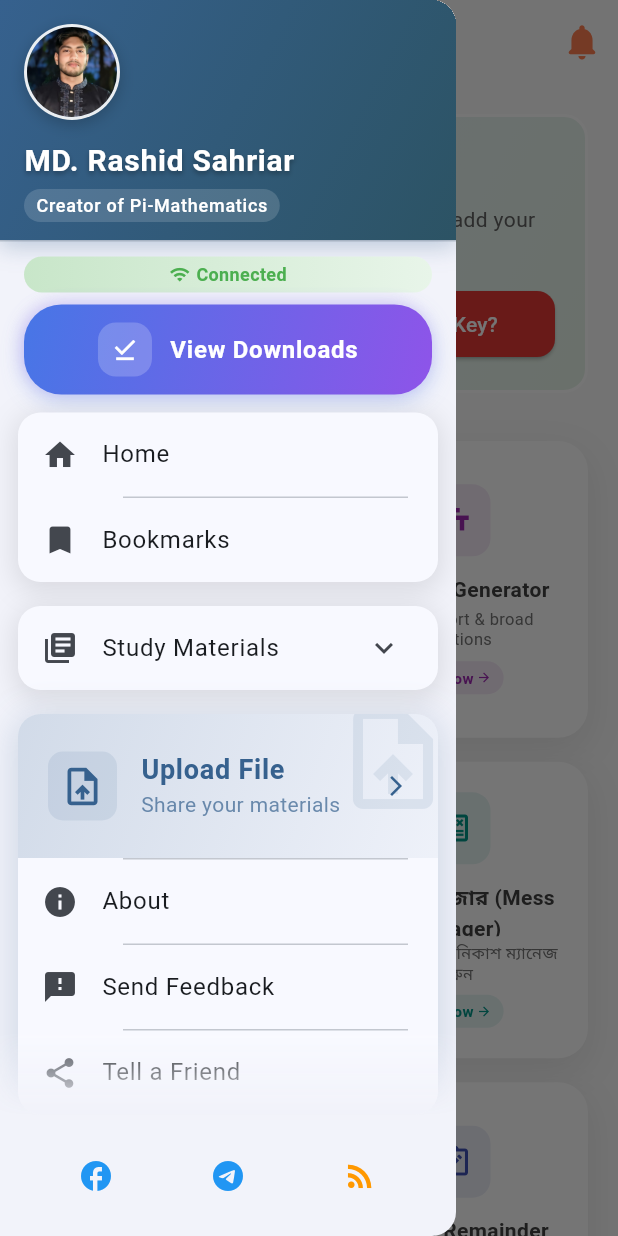
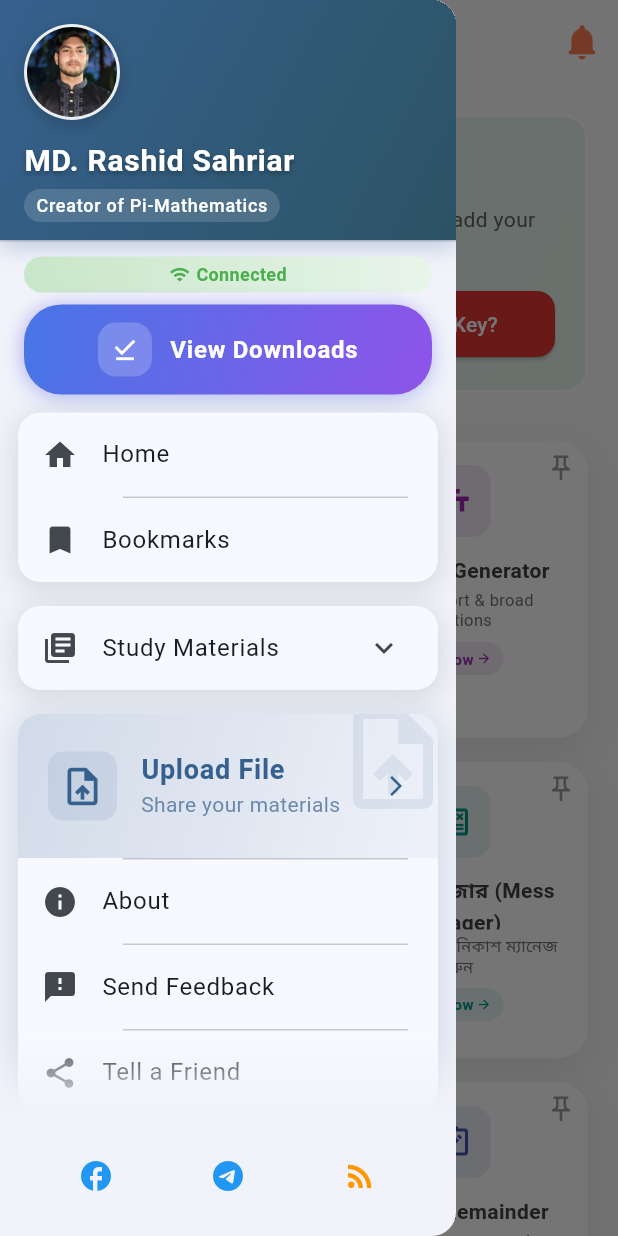
Before and after one commit to Pi-Dev-0/Pi-QBank, a Flutter app: the ToolsPage screen opened directly, in the side drawer, after a tap on "Short Test", on a phone screen of 412 x 824 dp. Run offline on Flutter 3.47's test engine with Material 3 defaults, Android fonts, the phone set to English and light mode, and no system bars; our stand-ins replace connectivity_plus, file_picker, flutter_tts, image_picker, logger, open_file and 7 more; missing offline and left inert: flutter_pdfview; accounts and stored records are empty; network calls fail; Roboto replaces fonts that are missing (HindSiliguri).

Commit message:
feat: Refactor ToolsPage to use ToolItem model for dynamic tool cards and add EducationalLinksPage with structured links

```diff
--- /dev/null
+++ b/lib/models/tool_item.dart
@@ -0,0 +1,37 @@
+import 'package:flutter/material.dart';
+
+class ToolItem {
+  final IconData icon;
+  final String title;
+  final String description;
+  final Color accentColor;
+  final VoidCallback onTap;
+  bool isPinned;
+
+  ToolItem({
+    required this.icon,
+    required this.title,
+    required this.description,
+    required this.accentColor,
+    required this.onTap,
+    this.isPinned = false,
+  });
+
+  // Convert ToolItem to JSON for shared_preferences
+  Map<String, dynamic> toJson() => {
+        'title': title,
+        'isPinned': isPinned,
+      };
+
+  // Create ToolItem from JSON (only for loading pinned state)
+  factory ToolItem.fromJson(Map<String, dynamic> json) {
+    return ToolItem(
+      icon: Icons.error, // Placeholder, actual icon will be set in ToolsPage
+      title: json['title'],
+      description: '', // Placeholder
+      accentColor: Colors.grey, // Placeholder
+      onTap: () {}, // Placeholder
+      isPinned: json['isPinned'] ?? false,
+    );
+  }
+}
--- /dev/null
+++ b/lib/pages/educational_links_page.dart
@@ -0,0 +1,36 @@
+
+import 'package:flutter/material.dart';
+import 'package:pi_qbank/widgets/custom_app_bar.dart';
+
+class EducationalLinksPage extends StatelessWidget {
+  const EducationalLinksPage({super.key});
+
+  @override
+  Widget build(BuildContext context) {
+    return Scaffold(
+      appBar: CustomAppBar(
+        title: 'Educational Links',
+      ),
+      body: ListView(
+        children: const [
+          ListTile(
+            title: Text('Education Board Results'),
+            subtitle: Text('http://www.educationboardresults.gov.bd/'),
+          ),
+          ListTile(
+            title: Text('Directorate of Primary Education'),
+            subtitle: Text('http://www.dpe.gov.bd/'),
+          ),
+          ListTile(
+            title: Text('Ministry of Education'),
+            subtitle: Text('https://moedu.gov.bd/'),
+          ),
+          ListTile(
+            title: Text('University Grants Commission'),
+            subtitle: Text('http://www.ugc.gov.bd/'),
+          ),
+        ],
+      ),
+    );
+  }
+}
--- a/lib/pages/tools_page.dart
+++ b/lib/pages/tools_page.dart
@@ -3,17 +3,183 @@ import 'package:pi_qbank/pages/exam_paper_builder_page.dart';
 import 'package:pi_qbank/widgets/custom_app_bar.dart';
 import 'package:pi_qbank/pages/prepare_short_test_page.dart';
 import 'package:pi_qbank/widgets/api_key_dialog.dart';
-import 'package:pi_qbank/pages/question_generator_page.dart'; // Import QuestionGeneratorPage
-import 'package:pi_qbank/pages/mess_manager_page.dart'; // Import MessManagerPage
-import 'package:pi_qbank/pages/newspaper_list_page.dart'; // Import NewspaperListPage
-import 'package:pi_qbank/pages/notes_remainder_page.dart'; // Import NotesRemainderPage
+import 'package:pi_qbank/pages/question_generator_page.dart';
+import 'package:pi_qbank/pages/mess_manager_page.dart';
+import 'package:pi_qbank/pages/newspaper_list_page.dart';
+import 'package:pi_qbank/pages/notes_remainder_page.dart';
+import 'package:pi_qbank/pages/educational_links_page.dart';
+import 'package:pi_qbank/widgets/youtube_player_dialog.dart';
+import '../widgets/app_drawer.dart';
+import 'package:pi_qbank/models/tool_item.dart';
+import 'package:shared_preferences/shared_preferences.dart';
+import 'dart:convert';
 
-import 'package:pi_qbank/widgets/youtube_player_dialog.dart'; // Import YoutubePlayerDialog
-// Import ExamPaperBuilderPage
-import '../widgets/app_drawer.dart'; // Import AppDrawer
+class ToolsPage extends StatefulWidget {
+  const ToolsPage({super.key});
 
-class ToolsPage extends StatelessWidget {
-  const ToolsPage({super.key});
+  @override
+  State<ToolsPage> createState() => _ToolsPageState();
+}
+
+class _ToolsPageState extends State<ToolsPage> {
+  List<ToolItem> _toolItems = [];
+
+  @override
+  void initState() {
+    super.initState();
+    _initializeToolItems();
+  }
+
+  void _initializeToolItems() {
+    _toolItems = [
+      ToolItem(
+        icon: Icons.assignment_outlined,
+        title: 'Short Test',
+        description: 'Create quick assessments',
+        accentColor: Colors.blue,
+        onTap: () {
+          Navigator.push(
+            context,
+            MaterialPageRoute(
+              builder: (context) => const PrepareShortTestPage(),
+            ),
+          );
+        },
+      ),
+      ToolItem(
+        icon: Icons.text_fields_outlined,
+        title: 'Question Generator',
+        description: 'Create short & broad questions',
+        accentColor: Colors.purple,
+        onTap: () {
+          Navigator.push(
+            context,
+            MaterialPageRoute(
+              builder: (context) => const QuestionGeneratorPage(),
+            ),
+          );
+        },
+      ),
+      ToolItem(
+        icon: Icons.assignment_outlined,
+        title: 'Exam Paper Builder',
+        description: 'Create custom question papers & tests',
+        accentColor: Colors.orange,
+        onTap: () {
+          Navigator.push(
+            context,
+            MaterialPageRoute(
+              builder: (context) => const ExamPaperBuilderPage(),
+            ),
+          );
+        },
+      ),
+      ToolItem(
+        icon: Icons.calculate_outlined,
+        title: 'মেস ম্যানেজার (Mess Manager)',
+        description: 'মেস এর হিসাব নিকাশ ম্যানেজ করুন',
+        accentColor: Colors.teal,
+        onTap: () {
+          Navigator.push(
+            context,
+            MaterialPageRoute(
+              builder: (context) => const MessManagerPage(),
+            ),
+          );
+        },
+      ),
+      ToolItem(
+        icon: Icons.newspaper_outlined,
+        title: 'News Paper',
+        description: 'Read popular news channels',
+        accentColor: Colors.red,
+        onTap: () {
+          Navigator.push(
+            context,
+            MaterialPageRoute(
+              builder: (context) => const NewspaperListPage(),
+            ),
+          );
+        },
+      ),
+      ToolItem(
+        icon: Icons.note_alt_outlined,
+        title: 'Notes & Remainder',
+        description: 'Manage your notes and set reminders',
+        accentColor: Colors.indigo,
+        onTap: () {
+          Navigator.push(
+            context,
+            MaterialPageRoute(
+              builder: (context) => const NotesRemainderPage(),
+            ),
+          );
+        },
+      ),
+      ToolItem(
+        icon: Icons.school_outlined,
+        title: 'Educational Links',
+        description: 'Explore useful Bangladeshi educational web links',
+        accentColor: Colors.green,
+        onTap: () {
+          Navigator.push(
+            context,
+            MaterialPageRoute(
+              builder: (context) => const EducationalLinksPage(),
+            ),
+          );
+        },
+      ),
+    ];
+    _loadPinnedState();
+  }
+
+  Future<void> _loadPinnedState() async {
+    final prefs = await SharedPreferences.getInstance();
+    final String? pinnedToolsString = prefs.getString('pinnedTools');
+
+    if (pinnedToolsString != null) {
+      final List<dynamic> pinnedToolsJson = jsonDecode(pinnedToolsString);
+      for (var pinnedToolJson in pinnedToolsJson) {
+        final String title = pinnedToolJson['title'];
+        final bool isPinned = pinnedToolJson['isPinned'] ?? false;
+        final int index = _toolItems.indexWhere((item) => item.title == title);
+        if (index != -1) {
+          _toolItems[index].isPinned = isPinned;
+        }
+      }
+    }
+    _sortToolItems();
+  }
+
+  Future<void> _savePinnedState() async {
+    final prefs = await SharedPreferences.getInstance();
+    final List<Map<String, dynamic>> pinnedToolsJson = _toolItems
+        .where((item) => item.isPinned)
+        .map((item) => item.toJson())
+        .toList();
+    await prefs.setString('pinnedTools', jsonEncode(pinnedToolsJson));
+  }
+
+  void _togglePin(ToolItem item) {
+    setState(() {
+      item.isPinned = !item.isPinned;
+      _sortToolItems();
+      _savePinnedState();
+    });
+  }
+
+  void _sortToolItems() {
+    _toolItems.sort((a, b) {
+      if (a.isPinned && !b.isPinned) {
+        return -1;
+      } else if (!a.isPinned && b.isPinned) {
+        return 1;
+      } else {
+        return 0;
+      }
+    });
+  }
 
   @override
   Widget build(BuildContext context) {
@@ -22,13 +188,12 @@ class ToolsPage extends StatelessWidget {
       appBar: CustomAppBar(
         title: 'Tools',
       ),
-      drawer: const AppDrawer(), // Add AppDrawer to ToolsPage Scaffold
+      drawer: const AppDrawer(),
       body: SingleChildScrollView(
         padding: const EdgeInsets.all(20.0),
         child: Column(
           crossAxisAlignment: CrossAxisAlignment.start,
           children: [
-            // API Key information section moved to top
             Container(
               padding: const EdgeInsets.all(20),
               decoration: BoxDecoration(
@@ -98,7 +263,6 @@ class ToolsPage extends StatelessWidget {
                       Expanded(
                         child: ElevatedButton(
                           onPressed: () {
-                            // Replace with your actual YouTube video ID
                             const String videoId = 'o8iyrtQyrZM';
                             showYoutubePlayerDialog(context, videoId);
                           },
@@ -119,10 +283,7 @@ class ToolsPage extends StatelessWidget {
                 ],
               ),
             ),
-
             const SizedBox(height: 32),
-
-            // Tools grid
             GridView.count(
               shrinkWrap: true,
               physics: const NeverScrollableScrollPhysics(),
@@ -130,98 +291,9 @@ class ToolsPage extends StatelessWidget {
               crossAxisSpacing: 16.0,
               mainAxisSpacing: 16.0,
               childAspectRatio: 0.9,
-              children: [
-                _buildToolCard(
-                  context,
-                  Icons.assignment_outlined,
-                  'Short Test',
-                  'Create quick assessments',
-                  Colors.blue,
-                  () {
-                    Navigator.push(
-                      context,
-                      MaterialPageRoute(
-                        builder: (context) => const PrepareShortTestPage(),
-                      ),
-                    );
-                  },
-                ),
-                _buildToolCard(
-                  context,
-                  Icons.text_fields_outlined,
-                  'Question Generator',
-                  'Create short & broad questions',
-                  Colors.purple,
-                  () {
-                    Navigator.push(
-                      context,
-                      MaterialPageRoute(
-                        builder: (context) => const QuestionGeneratorPage(),
-                      ),
-                    );
-                  },
-                ),
-                _buildToolCard(
-                  context,
-                  Icons.assignment_outlined,
-                  'Exam Paper Builder',
-                  'Create custom question papers & tests',
-                  Colors.orange,
-                  () {
-                    Navigator.push(
-                      context,
-                      MaterialPageRoute(
-                        builder: (context) => const ExamPaperBuilderPage(),
-                      ),
-                    );
-                  },
-                ),
-                _buildToolCard(
-                  context,
-                  Icons.calculate_outlined, // Choose an appropriate icon
-                  'মেস ম্যানেজার (Mess Manager)',
-                  'মেস এর হিসাব নিকাশ ম্যানেজ করুন', // Description in Bengali
-                  Colors.teal, // Choose an appropriate color
-                  () {
-                    Navigator.push(
-                      context,
-                      MaterialPageRoute(
-                        builder: (context) => const MessManagerPage(),
-                      ),
-                    );
-                  },
-                ),
-                _buildToolCard(
-                  context,
-                  Icons.newspaper_outlined, // Choose an appropriate icon for newspaper
-                  'News Paper',
-                  'Read popular news channels',
-                  Colors.red, // Choose an appropriate color
-                  () {
-                    Navigator.push(
-                      context,
-                      MaterialPageRoute(
-                        builder: (context) => const NewspaperListPage(),
-                      ),
-                    );
-                  },
-                ),
-                _buildToolCard(
-                  context,
-                  Icons.note_alt_outlined, // Icon for Notes & Remainder
-                  'Notes & Remainder',
-                  'Manage your notes and set reminders',
-                  Colors.indigo, // Choose an appropriate color
-                  () {
-                    Navigator.push(
-                      context,
-                      MaterialPageRoute(
-                        builder: (context) => const NotesRemainderPage(),
-                      ),
-                    );
-                  },
-                ),
-              ],
+              children: _toolItems.map((item) {
+                return _buildToolCard(context, item);
+              }).toList(),
             ),
           ],
         ),
@@ -229,14 +301,7 @@ class ToolsPage extends StatelessWidget {
     );
   }
 
-  Widget _buildToolCard(
-    BuildContext context,
-    IconData icon,
-    String title,
-    String description,
-    Color accentColor,
-    VoidCallback onTap,
-  ) {
+  Widget _buildToolCard(BuildContext context, ToolItem item) {
     return Container(
       decoration: BoxDecoration(
         borderRadius: BorderRadius.circular(20),
@@ -252,36 +317,31 @@ class ToolsPage extends StatelessWidget {
         color: Colors.white,
         borderRadius: BorderRadius.circular(20),
         child: InkWell(
-          onTap: onTap,
+          onTap: item.onTap,
           borderRadius: BorderRadius.circular(20),
-          child: Container(
-            padding: const EdgeInsets.all(16), // Reduced padding
-            constraints:
-                const BoxConstraints(maxHeight: 180), // Added max height
+          child: Stack(
+            children: [
+              Padding(
+                padding: const EdgeInsets.all(16),
                 child: Column(
                   mainAxisAlignment: MainAxisAlignment.center,
-              mainAxisSize: MainAxisSize.min, // Changed to min
+                  mainAxisSize: MainAxisSize.min,
                   children: [
-                // Icon container
                     Container(
-                  padding: const EdgeInsets.all(12), // Reduced padding
+                      padding: const EdgeInsets.all(12),
                       decoration: BoxDecoration(
-                    color: accentColor.withOpacity(0.1),
-                    borderRadius: BorderRadius.circular(12), // Reduced radius
+                        color: item.accentColor.withOpacity(0.1),
+                        borderRadius: BorderRadius.circular(12),
                       ),
-                  child:
-                      Icon(icon, size: 24, color: accentColor), // Reduced size
+                      child: Icon(item.icon, size: 24, color: item.accentColor),
                     ),
-
-                const SizedBox(height: 12), // Reduced spacing
-
-                // Title
+                    const SizedBox(height: 12),
                     Flexible(
                       child: Text(
-                    title,
+                        item.title,
                         textAlign: TextAlign.center,
                         style: TextStyle(
-                      fontSize: 14, // Reduced font size
+                          fontSize: 14,
                           fontWeight: FontWeight.bold,
                           color: Colors.grey.shade800,
                         ),
@@ -289,16 +349,13 @@ class ToolsPage extends StatelessWidget {
                         overflow: TextOverflow.ellipsis,
                       ),
                     ),
-
-                const SizedBox(height: 4), // Reduced spacing
-
-                // Description
+                    const SizedBox(height: 4),
                     Flexible(
                       child: Text(
-                    description,
+                        item.description,
                         textAlign: TextAlign.center,
                         style: TextStyle(
-                      fontSize: 11, // Reduced font size
+                          fontSize: 11,
                           color: Colors.grey.shade600,
                           height: 1.2,
                         ),
@@ -306,15 +363,11 @@ class ToolsPage extends StatelessWidget {
                         overflow: TextOverflow.ellipsis,
                       ),
                     ),
-
-                const SizedBox(height: 8), // Reduced spacing
-
-                // Action indicator
+                    const SizedBox(height: 8),
                     Container(
-                  padding: const EdgeInsets.symmetric(
-                      horizontal: 8, vertical: 4), // Reduced padding
+                      padding: const EdgeInsets.symmetric(horizontal: 8, vertical: 4),
                       decoration: BoxDecoration(
-                    color: accentColor.withOpacity(0.1),
+                        color: item.accentColor.withOpacity(0.1),
                         borderRadius: BorderRadius.circular(16),
                       ),
                       child: Row(
@@ -323,20 +376,33 @@ class ToolsPage extends StatelessWidget {
                           Text(
                             'Try now',
                             style: TextStyle(
-                          fontSize: 10, // Reduced font size
+                              fontSize: 10,
                               fontWeight: FontWeight.w600,
-                          color: accentColor,
+                              color: item.accentColor,
                             ),
                           ),
-                      const SizedBox(width: 2), // Reduced spacing
-                      Icon(Icons.arrow_forward,
-                          size: 10, color: accentColor), // Reduced size
+                          const SizedBox(width: 2),
+                          Icon(Icons.arrow_forward, size: 10, color: item.accentColor),
                         ],
                       ),
                     ),
                   ],
                 ),
               ),
+              Positioned(
+                top: 8,
+                right: 8,
+                child: GestureDetector(
+                  onTap: () => _togglePin(item),
+                  child: Icon(
+                    item.isPinned ? Icons.push_pin : Icons.push_pin_outlined,
+                    color: item.isPinned ? item.accentColor : Colors.grey,
+                    size: 20,
+                  ),
+                ),
+              ),
+            ],
+          ),
         ),
       ),
     );
```
Lines whose indentation alone changed are shown as unchanged.
